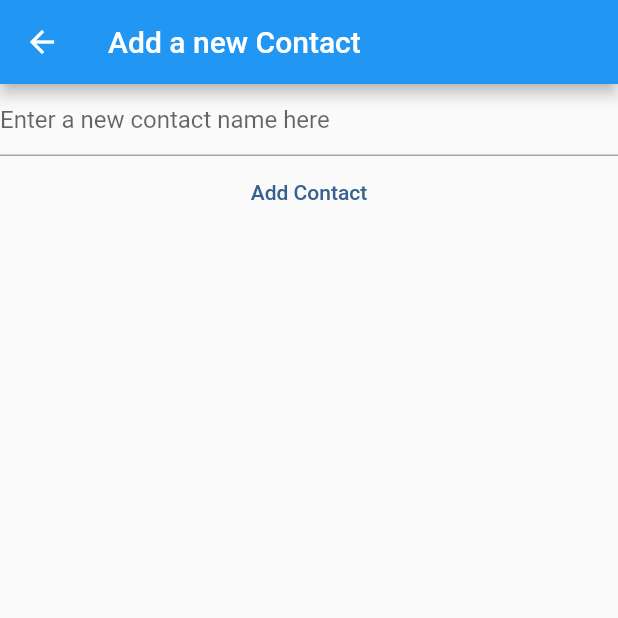
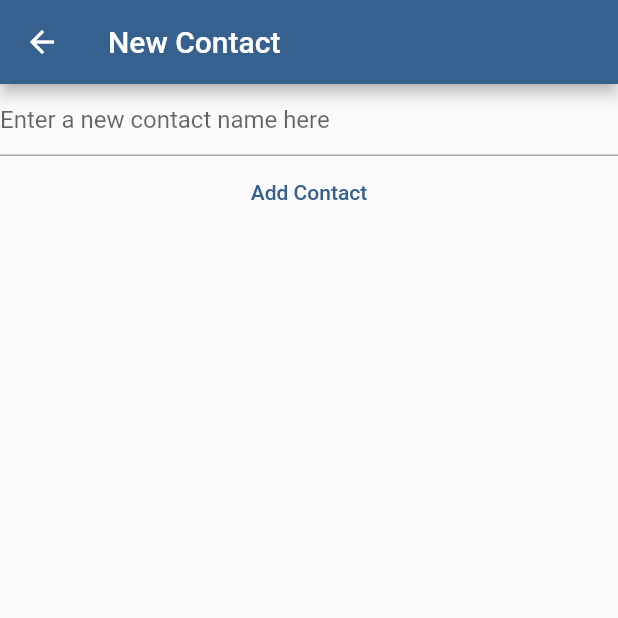
Before and after one commit to ibtissamwannas/flutter_state_management_course, a Flutter app: the screen it shows after launch, after a tap on the "add" icon, on a phone screen of 412 x 824 dp, the top half of it. Run offline on Flutter 3.47's test engine with Material 3 defaults, Android fonts, the phone set to English and light mode, and no system bars.

Commit message:
feat: Implement ValueNotifier-based contact management and integrate it as the main home screen.

```diff
--- a/lib/main.dart
+++ b/lib/main.dart
@@ -1,4 +1,5 @@
 import 'package:flutter/material.dart';
+import 'package:state_management_course/test_value_notifier.dart';
 import 'package:uuid/uuid.dart';
 
 void main() {
@@ -16,7 +17,7 @@
         colorScheme: ColorScheme.fromSeed(seedColor: Colors.blue),
         useMaterial3: false,
       ),
-      home: const MyHomePage(),
+      home: TextMain(),
       routes: {'/new-contact': (context) => NewContact()},
     );
   }
--- /dev/null
+++ b/lib/test_value_notifier.dart
@@ -0,0 +1,116 @@
+import 'package:flutter/material.dart';
+
+class TextMain extends StatelessWidget {
+  const TextMain({super.key});
+
+  @override
+  Widget build(BuildContext context) {
+    return Scaffold(
+      appBar: AppBar(title: const Text('Contacts')),
+      floatingActionButton: FloatingActionButton(
+        onPressed: () {
+          Navigator.of(context).push(
+            MaterialPageRoute(
+              builder: (context) {
+                return NewContactPhone();
+              },
+            ),
+          );
+        },
+        child: Icon(Icons.add),
+      ),
+      body: ValueListenableBuilder(
+        valueListenable: ContactBook(),
+        builder: (BuildContext context, value, Widget? child) {
+          return ListView.builder(
+            itemCount: value.length,
+            itemBuilder: (context, index) {
+              return Dismissible(
+                onDismissed: (direction) {
+                  ContactBook().remove(contact: value[index]);
+                },
+                key: ValueKey(value[index].id),
+                child: ListTile(
+                  title: Text(value[index].name),
+                  subtitle: Text(value[index].phone),
+                ),
+              );
+            },
+          );
+        },
+      ),
+    );
+  }
+}
+
+class ContactBook extends ValueNotifier<List<Contact>> {
+  ContactBook._() : super(contacts);
+  static final ContactBook shared = ContactBook._();
+  factory ContactBook() => shared;
+
+  int get length => value.length;
+
+  void add({required Contact contact}) {
+    value.add(contact);
+    notifyListeners();
+  }
+
+  void remove({required Contact contact}) {
+    if (value.contains(contact)) {
+      value.remove(contact);
+      notifyListeners();
+    }
+  }
+}
+
+class Contact {
+  final int id;
+  final String name;
+  final String phone;
+  const Contact({required this.id, required this.name, required this.phone});
+}
+
+List<Contact> contacts = [
+  const Contact(id: 1, name: 'John Doe', phone: '1234567890'),
+  const Contact(id: 2, name: 'Jane Doe', phone: '0987654321'),
+];
+
+class NewContactPhone extends StatefulWidget {
+  const NewContactPhone({super.key});
+
+  @override
+  State<NewContactPhone> createState() => _NewContactPhoneState();
+}
+
+class _NewContactPhoneState extends State<NewContactPhone> {
+  final TextEditingController controller = TextEditingController();
+  @override
+  Widget build(BuildContext context) {
+    return Scaffold(
+      appBar: AppBar(title: const Text('New Contact')),
+      body: Column(
+        children: [
+          TextField(
+            controller: controller,
+            decoration: const InputDecoration(
+              hintText: 'Enter a new contact name here',
+            ),
+          ),
+          TextButton(
+            onPressed: () {
+              ContactBook().add(
+                contact: Contact(
+                  id: 3,
+                  name: controller.text,
+                  phone: '1234567890',
+                ),
+              );
+              Navigator.of(context).pop();
+            },
+            child: const Text('Add Contact'),
+          ),
+        ],
+      ),
+    );
+  }
+}
```
